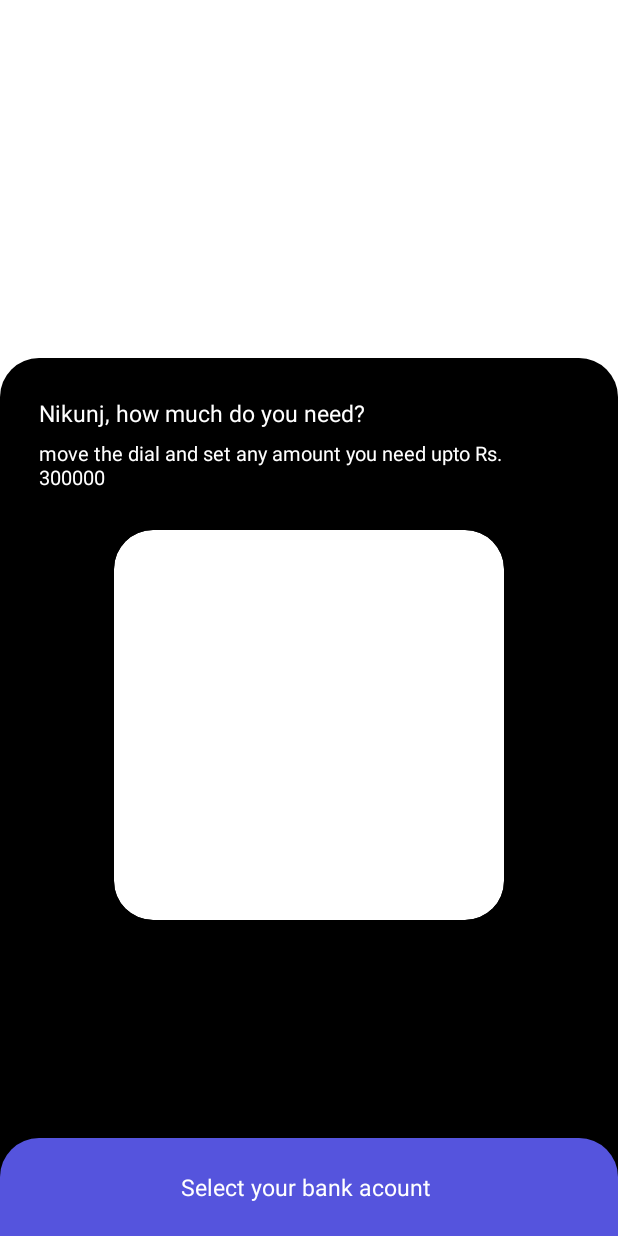
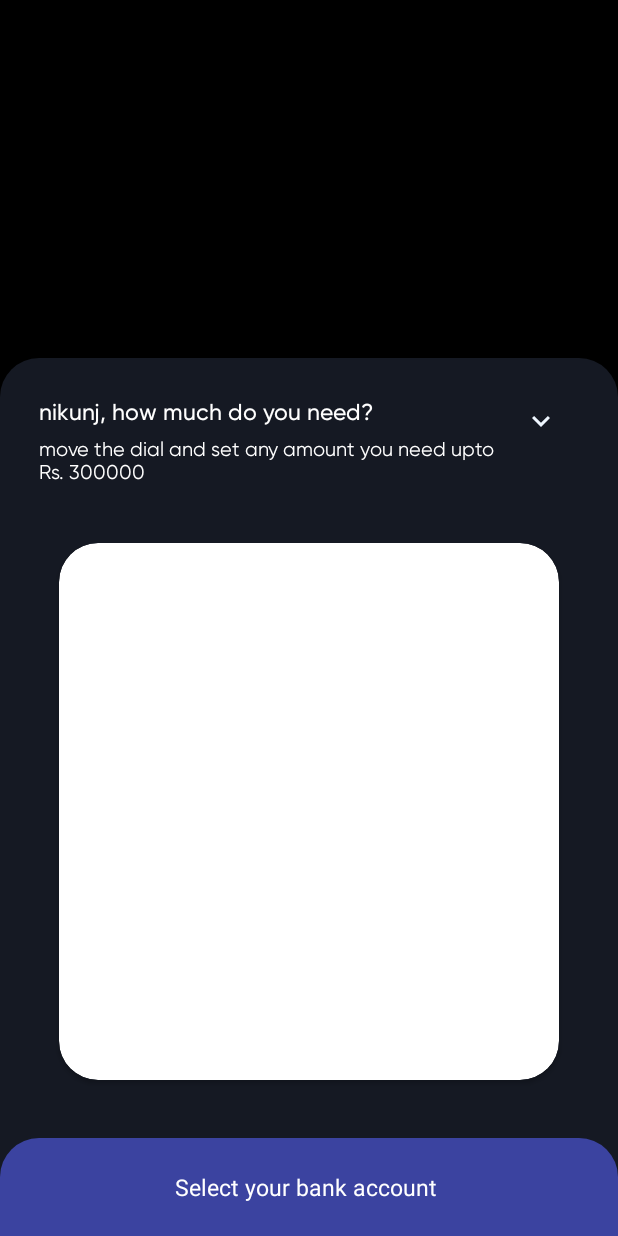
Before and after one commit to Tanvi-Goyal/StackApp, an Android app: the screen it shows after launch (MainActivity), on a phone screen of 412 x 824 dp. Run offline under Robolectric (Android 15) with nearby library versions, the phone set to English and light mode, and no system bars; our stand-ins replace data binding, sdp/ssp sizes.

Commit message:
background colors updated | gilroy font added

```diff
--- /dev/null
+++ b/app/src/main/res/drawable/bg_bottom_collapsed.xml
@@ -0,0 +1,8 @@
+<?xml version="1.0" encoding="utf-8"?>
+<shape xmlns:android="http://schemas.android.com/apk/res/android"
+    android:shape="rectangle">
+    <solid android:color="#3b43a0"/>
+    <corners android:topLeftRadius="@dimen/_20sdp"
+        android:topRightRadius="@dimen/_20sdp"/>
+
+</shape>
--- a/app/src/main/res/drawable/bg_bottom_sheet2.xml
+++ b/app/src/main/res/drawable/bg_first_fragment.xml
@@ -1,7 +1,7 @@
 <?xml version="1.0" encoding="utf-8"?>
 <shape xmlns:android="http://schemas.android.com/apk/res/android"
     android:shape="rectangle">
-    <solid android:color="#5554dd"/>
+    <solid android:color="#151923"/>
     <corners android:topLeftRadius="@dimen/_20sdp"
         android:topRightRadius="@dimen/_20sdp"/>
 
--- a/app/src/main/res/drawable/bg_bottom_sheet3.xml
+++ b/app/src/main/res/drawable/bg_second_fragment.xml
@@ -1,7 +1,7 @@
 <?xml version="1.0" encoding="utf-8"?>
 <shape xmlns:android="http://schemas.android.com/apk/res/android"
     android:shape="rectangle">
-    <solid android:color="#aaa4dd"/>
+    <solid android:color="#1a1c2a"/>
     <corners android:topLeftRadius="@dimen/_20sdp"
         android:topRightRadius="@dimen/_20sdp"/>
 
--- a/app/src/main/res/drawable/bg_bottom_sheet.xml
+++ b/app/src/main/res/drawable/bg_third_fragment.xml
@@ -1,7 +1,7 @@
 <?xml version="1.0" encoding="utf-8"?>
 <shape xmlns:android="http://schemas.android.com/apk/res/android"
     android:shape="rectangle">
-    <solid android:color="@color/black"/>
+    <solid android:color="#272a3f"/>
     <corners android:topLeftRadius="@dimen/_20sdp"
         android:topRightRadius="@dimen/_20sdp"/>
 
--- a/app/src/main/res/layout/activity_main.xml
+++ b/app/src/main/res/layout/activity_main.xml
@@ -6,6 +6,7 @@
     <androidx.constraintlayout.widget.ConstraintLayout
         android:layout_width="match_parent"
         android:layout_height="match_parent"
+        android:background="@color/black"
         tools:context=".MainActivity">
 
         <FrameLayout
@@ -13,11 +14,11 @@
             android:name="com.stackapp.FirstFragment"
             android:layout_width="match_parent"
             android:layout_height="wrap_content"
-            app:layout_constraintVertical_bias="1.0"
-            app:layout_constraintTop_toTopOf="parent"
             app:layout_constraintBottom_toBottomOf="parent"
             app:layout_constraintEnd_toEndOf="parent"
-            app:layout_constraintStart_toStartOf="parent" />
+            app:layout_constraintStart_toStartOf="parent"
+            app:layout_constraintTop_toTopOf="parent"
+            app:layout_constraintVertical_bias="1.0" />
 
         <FrameLayout
             android:id="@+id/second"
@@ -32,9 +33,9 @@
         <FrameLayout
             android:id="@+id/third"
             android:name="com.stackapp.ThirdFragment"
-            android:visibility="visible"
             android:layout_width="match_parent"
             android:layout_height="wrap_content"
+            android:visibility="visible"
             app:layout_constraintBottom_toBottomOf="parent"
             app:layout_constraintEnd_toEndOf="parent"
             app:layout_constraintStart_toStartOf="parent" />
--- a/app/src/main/res/layout/fragment_first.xml
+++ b/app/src/main/res/layout/fragment_first.xml
@@ -10,7 +10,7 @@
             android:id="@+id/stateExpanded"
             android:layout_width="match_parent"
             android:layout_height="@dimen/_450sdp"
-            android:background="@drawable/bg_bottom_sheet"
+            android:background="@drawable/bg_first_fragment"
             android:visibility="visible"
             app:layout_constraintBottom_toBottomOf="parent"
             app:layout_constraintEnd_toEndOf="parent"
@@ -23,8 +23,9 @@
                 android:layout_width="wrap_content"
                 android:layout_height="wrap_content"
                 android:layout_margin="@dimen/_20sdp"
-                android:text="Nikunj, how much do you need? "
+                android:text="nikunj, how much do you need? "
                 android:textColor="@color/white"
+                android:fontFamily="@font/gilroy_medium"
                 android:textSize="@dimen/_12sdp"
                 app:layout_constraintStart_toStartOf="parent"
                 app:layout_constraintTop_toTopOf="parent" />
@@ -37,6 +38,7 @@
                 android:layout_marginEnd="@dimen/_50sdp"
                 android:layout_marginRight="@dimen/_50sdp"
                 android:layout_marginBottom="@dimen/_10sdp"
+                android:fontFamily="@font/gilroy_regular"
                 android:text="move the dial and set any amount you need upto Rs. 300000"
                 android:textColor="@color/white"
                 android:textSize="@dimen/_10sdp"
@@ -49,9 +51,11 @@
 
             <androidx.cardview.widget.CardView
                 android:id="@+id/card"
-                android:layout_width="@dimen/_200sdp"
-                android:layout_height="@dimen/_200sdp"
-                android:layout_marginTop="@dimen/_20sdp"
+                android:layout_width="0dp"
+                android:layout_height="0dp"
+                android:layout_marginTop="@dimen/_30sdp"
+                android:layout_marginLeft="@dimen/_30sdp"
+                android:layout_marginRight="@dimen/_30sdp"
                 android:layout_marginBottom="@dimen/_80sdp"
                 android:visibility="visible"
                 app:cardBackgroundColor="@color/white"
@@ -68,7 +72,7 @@
                 android:layout_height="wrap_content"
                 android:layout_marginRight="@dimen/_30sdp"
                 android:src="@drawable/ic_baseline_expand_more_24"
-                android:visibility="gone"
+                android:visibility="visible"
                 app:layout_constraintBottom_toBottomOf="@id/txtDescription"
                 app:layout_constraintEnd_toEndOf="parent"
                 app:layout_constraintTop_toTopOf="parent" />
@@ -81,54 +85,54 @@
 
         </androidx.constraintlayout.widget.ConstraintLayout>
 
-        <androidx.constraintlayout.widget.ConstraintLayout
-            android:layout_width="match_parent"
-            android:layout_height="wrap_content"
-            android:visibility="gone"
-            app:layout_constraintStart_toStartOf="parent"
-            app:layout_constraintEnd_toEndOf="parent"
-            app:layout_constraintTop_toTopOf="parent"
-            android:background="@drawable/bg_bottom_sheet">
+<!--        <androidx.constraintlayout.widget.ConstraintLayout-->
+<!--            android:layout_width="match_parent"-->
+<!--            android:layout_height="wrap_content"-->
+<!--            android:visibility="gone"-->
+<!--            app:layout_constraintStart_toStartOf="parent"-->
+<!--            app:layout_constraintEnd_toEndOf="parent"-->
+<!--            app:layout_constraintTop_toTopOf="parent"-->
+<!--            android:background="@drawable/bg_first_fragment">-->
 
-            <TextView
-                android:id="@+id/txtCTitle"
-                android:layout_width="wrap_content"
-                android:layout_height="wrap_content"
-                android:layout_margin="@dimen/_20sdp"
-                android:text="Nikunj, how much do you need? "
-                android:textColor="@color/white"
-                android:textSize="@dimen/_12sdp"
-                app:layout_constraintStart_toStartOf="parent"
-                app:layout_constraintTop_toTopOf="parent" />
+<!--            <TextView-->
+<!--                android:id="@+id/txtCTitle"-->
+<!--                android:layout_width="wrap_content"-->
+<!--                android:layout_height="wrap_content"-->
+<!--                android:layout_margin="@dimen/_20sdp"-->
+<!--                android:text="Nikunj, how much do you need? "-->
+<!--                android:textColor="@color/white"-->
+<!--                android:textSize="@dimen/_12sdp"-->
+<!--                app:layout_constraintStart_toStartOf="parent"-->
+<!--                app:layout_constraintTop_toTopOf="parent" />-->
 
-            <TextView
-                android:id="@+id/txtCDescription"
-                android:layout_width="0dp"
-                android:layout_height="wrap_content"
-                android:layout_marginTop="@dimen/_5sdp"
-                android:layout_marginEnd="@dimen/_50sdp"
-                android:layout_marginRight="@dimen/_50sdp"
-                android:layout_marginBottom="@dimen/_10sdp"
-                android:text="move the dial and set any amount you need upto Rs. 300000"
-                android:textColor="@color/white"
-                android:textSize="@dimen/_10sdp"
-                app:layout_constraintBottom_toBottomOf="parent"
-                app:layout_constraintEnd_toEndOf="parent"
-                app:layout_constraintHorizontal_bias="0.0"
-                app:layout_constraintStart_toStartOf="@id/txtCTitle"
-                app:layout_constraintTop_toBottomOf="@id/txtCTitle"
-                app:layout_constraintVertical_bias="0.0" />
+<!--            <TextView-->
+<!--                android:id="@+id/txtCDescription"-->
+<!--                android:layout_width="0dp"-->
+<!--                android:layout_height="wrap_content"-->
+<!--                android:layout_marginTop="@dimen/_5sdp"-->
+<!--                android:layout_marginEnd="@dimen/_50sdp"-->
+<!--                android:layout_marginRight="@dimen/_50sdp"-->
+<!--                android:layout_marginBottom="@dimen/_10sdp"-->
+<!--                android:text="move the dial and set any amount you need upto Rs. 300000"-->
+<!--                android:textColor="@color/white"-->
+<!--                android:textSize="@dimen/_10sdp"-->
+<!--                app:layout_constraintBottom_toBottomOf="parent"-->
+<!--                app:layout_constraintEnd_toEndOf="parent"-->
+<!--                app:layout_constraintHorizontal_bias="0.0"-->
+<!--                app:layout_constraintStart_toStartOf="@id/txtCTitle"-->
+<!--                app:layout_constraintTop_toBottomOf="@id/txtCTitle"-->
+<!--                app:layout_constraintVertical_bias="0.0" />-->
 
-            <ImageView
-                android:id="@+id/imgCExpand"
-                android:layout_width="wrap_content"
-                android:layout_height="wrap_content"
-                android:layout_marginRight="@dimen/_30sdp"
-                android:src="@drawable/ic_baseline_expand_more_24"
-                android:visibility="gone"
-                app:layout_constraintBottom_toBottomOf="parent"
-                app:layout_constraintEnd_toEndOf="parent"
-                app:layout_constraintTop_toTopOf="parent" />
-        </androidx.constraintlayout.widget.ConstraintLayout>
+<!--            <ImageView-->
+<!--                android:id="@+id/imgCExpand"-->
+<!--                android:layout_width="wrap_content"-->
+<!--                android:layout_height="wrap_content"-->
+<!--                android:layout_marginRight="@dimen/_30sdp"-->
+<!--                android:src="@drawable/ic_baseline_expand_more_24"-->
+<!--                android:visibility="gone"-->
+<!--                app:layout_constraintBottom_toBottomOf="parent"-->
+<!--                app:layout_constraintEnd_toEndOf="parent"-->
+<!--                app:layout_constraintTop_toTopOf="parent" />-->
+<!--        </androidx.constraintlayout.widget.ConstraintLayout>-->
     </androidx.constraintlayout.widget.ConstraintLayout>
 </layout>
--- a/app/src/main/res/layout/fragment_second.xml
+++ b/app/src/main/res/layout/fragment_second.xml
@@ -10,7 +10,7 @@
             android:id="@+id/stateExpanded"
             android:layout_width="match_parent"
             android:layout_height="@dimen/_370sdp"
-            android:background="@drawable/bg_bottom_sheet2"
+            android:background="@drawable/bg_second_fragment"
             android:visibility="gone"
             app:layout_constraintBottom_toBottomOf="parent"
             app:layout_constraintEnd_toEndOf="parent"
@@ -23,7 +23,7 @@
                 android:layout_width="wrap_content"
                 android:layout_height="wrap_content"
                 android:layout_margin="@dimen/_20sdp"
-                android:text="Nikunj, how much do you need? "
+                android:text="nikunj, how much do you need? "
                 android:textColor="@color/white"
                 android:textSize="@dimen/_12sdp"
                 app:layout_constraintStart_toStartOf="parent"
@@ -75,7 +75,7 @@
             android:id="@+id/stateCollapsed"
             android:layout_width="match_parent"
             android:layout_height="@dimen/_50sdp"
-            android:background="@drawable/bg_bottom_sheet2"
+            android:background="@drawable/bg_bottom_collapsed"
             android:visibility="visible"
             app:layout_constraintEnd_toEndOf="parent"
             app:layout_constraintStart_toStartOf="parent"
@@ -86,7 +86,7 @@
                 android:layout_width="wrap_content"
                 android:layout_height="wrap_content"
                 android:layout_margin="@dimen/_20sdp"
-                android:text="Select your bank acount "
+                android:text="Select your bank account "
                 android:textColor="@color/white"
                 android:textSize="@dimen/_12sdp"
                 app:layout_constraintBottom_toBottomOf="parent"
--- a/app/src/main/res/layout/fragment_third.xml
+++ b/app/src/main/res/layout/fragment_third.xml
@@ -10,7 +10,7 @@
             android:id="@+id/stateExpanded"
             android:layout_width="match_parent"
             android:layout_height="@dimen/_300sdp"
-            android:background="@drawable/bg_bottom_sheet3"
+            android:background="@drawable/bg_third_fragment"
             android:visibility="gone"
             app:layout_constraintBottom_toBottomOf="parent"
             app:layout_constraintEnd_toEndOf="parent"
@@ -60,7 +60,7 @@
             android:id="@+id/stateCollapsed"
             android:layout_width="match_parent"
             android:layout_height="@dimen/_50sdp"
-            android:background="@drawable/bg_bottom_sheet3"
+            android:background="@drawable/bg_bottom_collapsed"
             android:visibility="gone"
             app:layout_constraintEnd_toEndOf="parent"
             app:layout_constraintStart_toStartOf="parent"
```
Also changed, not shown: app/src/main/res/font/gilroy_bold.ttf (added), app/src/main/res/font/gilroy_medium.ttf (added), app/src/main/res/font/gilroy_regular.ttf (added).
